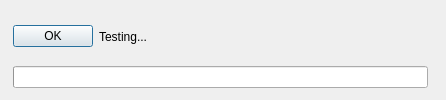
The window that gnr/ui/TestingTaskProgressDialog.ui (golemfactory/clay) describes before a commit, drawn with Qt 5.
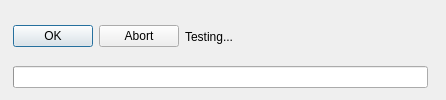
The same window after the commit.

Commit message:
add abort test functionality
split test in UI into preparation and execution phases
add ability to abort test by killing VM in execution phase
client: limit number of concurrent tests to one
enable and disable 'ok' and 'abort' buttons in appropriate moments
disable closing of dialog window via close window button

What changed in the file:
```diff
--- a/gnr/ui/TestingTaskProgressDialog.ui
+++ b/gnr/ui/TestingTaskProgressDialog.ui
@@ -65,6 +65,13 @@
         </property>
        </widget>
       </item>
+      <item>
+       <widget class="QPushButton" name="abortButton">
+        <property name="text">
+         <string>Abort</string>
+        </property>
+       </widget>
+      </item>
       <item>
        <widget class="QLabel" name="message">
         <property name="sizePolicy">
```
The commit also changes 6 other files.
